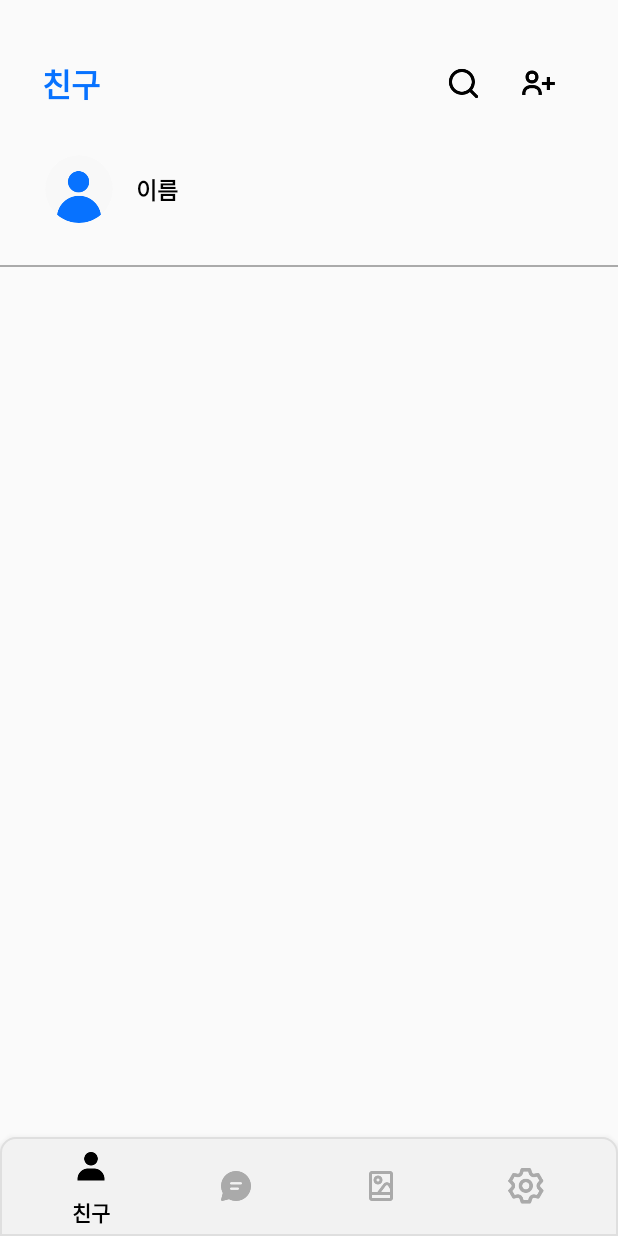
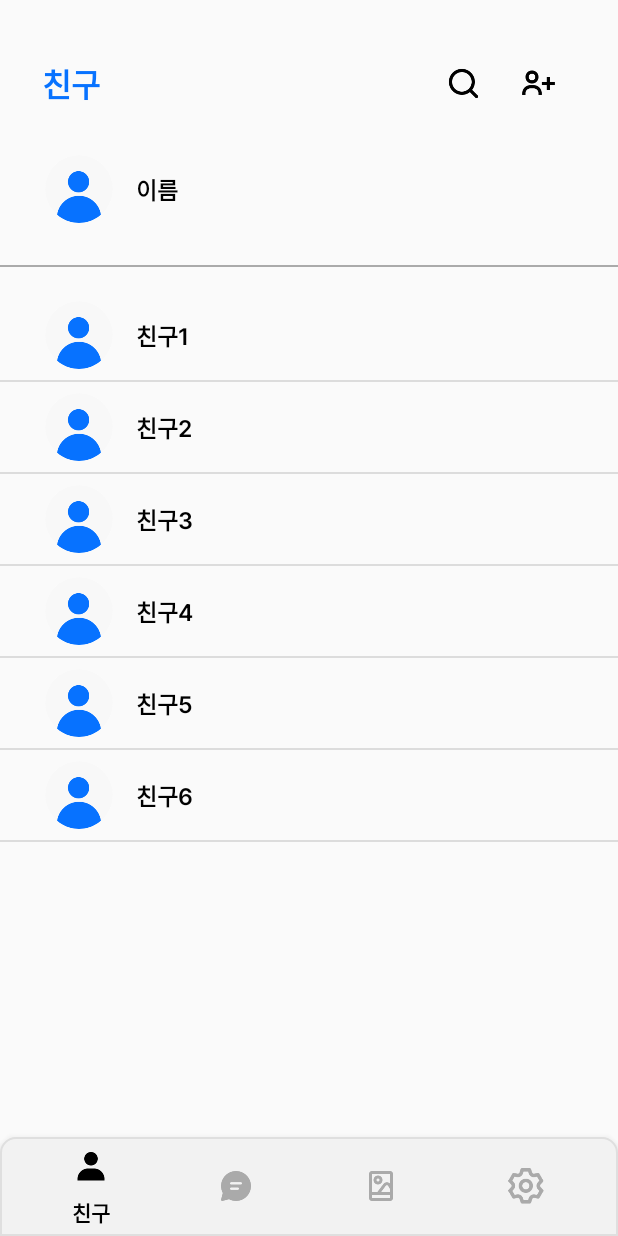
Before and after one commit to kimjjunho/Andibag, an Android app: the FriendFragment screen opened directly, with no data from a screen before it, on a phone screen of 412 x 824 dp. Run offline under Robolectric (Android 15) with nearby library versions, the phone set to English and light mode, and no system bars; our stand-ins replace data binding; network calls fail.

Commit message:
init::FriendDelete

```diff
--- a/AndibagProject/app/src/main/java/com/example/andibagproject/feature/friend/load/adapter/ChatAdapter.kt
+++ b/AndibagProject/app/src/main/java/com/example/andibagproject/feature/chat/adapter/ChatAdapter.kt
@@ -1,4 +1,4 @@
-package com.example.andibagproject.feature.friend.load.adapter
+package com.example.andibagproject.feature.chat.adapter
 
 import android.view.LayoutInflater
 import android.view.View
@@ -12,7 +12,7 @@ class ChatAdapter(private val chatList:ArrayList<LoadFriendResponse>):RecyclerVi
 
     override fun onCreateViewHolder(parent: ViewGroup, viewType: Int): CustomViewHolder {
         //val view = ItemChatingBinding.inflate(LayoutInflater.from(parent.context),parent,false)
-        val subView = LayoutInflater.from(parent.context).inflate(R.layout.item_chating,parent,false)
+        val subView = LayoutInflater.from(parent.context).inflate(R.layout.item_chatting,parent,false)
         return CustomViewHolder(subView)
     }
 
--- /dev/null
+++ b/AndibagProject/app/src/main/java/com/example/andibagproject/feature/friend/load/adapter/LoadFriendAdapter.kt
@@ -0,0 +1,78 @@
+package com.example.andibagproject.feature.friend.load.adapter
+
+import android.content.ContentValues.TAG
+import android.util.Log
+import android.view.LayoutInflater
+import android.view.ViewGroup
+import androidx.recyclerview.widget.DiffUtil
+import androidx.recyclerview.widget.ListAdapter
+import androidx.recyclerview.widget.RecyclerView
+import com.example.andibagproject.databinding.ItemChattingBinding
+import com.example.andibagproject.feature.friend.load.model.LoadFriendResponse
+import java.util.*
+
+class LoadFriendAdapter(private val recyclerView: RecyclerView): ListAdapter<LoadFriendResponse, RecyclerView.ViewHolder>(MyDiffCallback()) {
+    override fun onCreateViewHolder(parent: ViewGroup, viewType: Int): RecyclerView.ViewHolder =
+        LoadFriendViewHolder(
+            ItemChattingBinding.inflate(
+                LayoutInflater.from(parent.context),
+                parent,
+                false
+            ),recyclerView
+        )
+
+    override fun onBindViewHolder(holder: RecyclerView.ViewHolder, position: Int) {
+        if(holder is LoadFriendViewHolder){
+            val data = getItem(position) as LoadFriendResponse
+            holder.bind(data)
+        }
+    }
+
+    fun removeItem(position: Int){
+        val list = currentList.toMutableList()
+        list.removeAt(position)
+        submitList(list)
+    }
+
+    fun moveItem(fromPosition: Int, toPosition: Int){
+        val list = currentList.toMutableList()
+        Collections.swap(list, fromPosition, toPosition)
+        submitList(list)
+    }
+
+    fun swapData(fromPos: Int, toPos: Int) {
+        val list = currentList.toMutableList()
+        Collections.swap(list, fromPos, toPos)
+        notifyItemMoved(fromPos, toPos)
+    }
+}
+
+class MyDiffCallback: DiffUtil.ItemCallback<LoadFriendResponse>(){
+    override fun areItemsTheSame(oldItem: LoadFriendResponse, newItem: LoadFriendResponse): Boolean {
+        return oldItem.hashCode() == newItem.hashCode()
+    }
+
+    override fun areContentsTheSame(oldItem: LoadFriendResponse, newItem: LoadFriendResponse): Boolean {
+        return oldItem == newItem
+    }
+
+}
+
+class LoadFriendViewHolder(private val binding: ItemChattingBinding, private val recyclerView: RecyclerView):RecyclerView.ViewHolder(binding.root){
+    fun bind(data: LoadFriendResponse){
+        binding.run {
+            itemTextName.text = data.nickname
+
+            itemBtnDelete.setOnClickListener {
+                (recyclerView.adapter as LoadFriendAdapter).removeItem(layoutPosition)
+            }
+
+        }
+    }
+
+    fun setAlpha(alpha: Float){
+        with(binding){
+            itemTextName.alpha = alpha
+        }
+    }
+}
--- a/AndibagProject/app/src/main/java/com/example/andibagproject/feature/friend/load/ui/FriendFragment.kt
+++ b/AndibagProject/app/src/main/java/com/example/andibagproject/feature/friend/load/ui/FriendFragment.kt
@@ -2,28 +2,60 @@ package com.example.andibagproject.feature.friend.load.ui
 import android.content.ContentValues.TAG
 import android.content.Intent
 import android.util.Log
+import androidx.recyclerview.widget.DividerItemDecoration
+import androidx.recyclerview.widget.ItemTouchHelper
+import androidx.recyclerview.widget.LinearLayoutManager
 import com.example.andibagproject.feature.main.MainActivity
 import com.example.andibagproject.R
 import com.example.andibagproject.databinding.FragmentFriendBinding
 import com.example.andibagproject.feature.base.BaseFragment
 import com.example.andibagproject.feature.friend.search.ui.SearchActivity
 import com.example.andibagproject.feature.friend.add.ui.AddFriendActivity
+import com.example.andibagproject.feature.friend.load.adapter.LoadFriendAdapter
+import com.example.andibagproject.feature.friend.load.adapter.LoadFriendSwipeHelper
+import com.example.andibagproject.feature.friend.load.model.LoadFriendResponse
 import com.example.andibagproject.feature.friend.load.viewmodel.FriendViewModel
 import org.koin.androidx.viewmodel.ext.android.viewModel
 
 class FriendFragment : BaseFragment<FragmentFriendBinding>(R.layout.fragment_friend) {
     val vm : FriendViewModel by viewModel()
 
+    private val loadFriendAdapter : LoadFriendAdapter by lazy {
+        LoadFriendAdapter(binding.rv)
+    }
+
+    private val loadFriendList = arrayListOf<LoadFriendResponse>().apply {
+        add(LoadFriendResponse(1,"친구1","01012345678"))
+        add(LoadFriendResponse(1,"친구2","01012345678"))
+        add(LoadFriendResponse(1,"친구3","01012345678"))
+        add(LoadFriendResponse(1,"친구4","01012345678"))
+        add(LoadFriendResponse(1,"친구5","01012345678"))
+        add(LoadFriendResponse(1,"친구6","01012345678"))
+    }
+
+
     override fun initView() {
         val context = activity as MainActivity
         //vm.loadFriend()
         binding.run {
+
             imageSearch.setOnClickListener {
                 startActivity(Intent(context, SearchActivity()::class.java))
             }
             imageAdd.setOnClickListener {
                 startActivity(Intent(context, AddFriendActivity()::class.java))
             }
+
+            rv.apply {
+                layoutManager = LinearLayoutManager(context, LinearLayoutManager.VERTICAL,false)
+                addItemDecoration(DividerItemDecoration(context,DividerItemDecoration.VERTICAL))
+                adapter = loadFriendAdapter
+            }
+            loadFriendAdapter.submitList(loadFriendList)
+            val swipeHelper = LoadFriendSwipeHelper(loadFriendAdapter).apply {
+                setClamp(resources.displayMetrics.widthPixels.toFloat() / 5)
+            }
+            ItemTouchHelper(swipeHelper).attachToRecyclerView(binding.rv)
         }
     }
 
--- /dev/null
+++ b/AndibagProject/app/src/main/res/drawable/item_chatting_delete.xml
@@ -0,0 +1,14 @@
+<?xml version="1.0" encoding="utf-8"?>
+<selector xmlns:android="http://schemas.android.com/apk/res/android">
+    <item android:state_pressed="true">
+        <shape>
+            <solid android:color="#FF5E5E"/>
+        </shape>
+    </item>
+
+    <item android:state_pressed="false">
+        <shape>
+            <solid android:color="#FF0000"/>
+        </shape>
+    </item>
+</selector>
--- a/AndibagProject/app/src/main/res/layout/fragment_chat.xml
+++ b/AndibagProject/app/src/main/res/layout/fragment_chat.xml
@@ -32,7 +32,7 @@
             app:layout_constraintEnd_toEndOf="parent"
             app:layout_constraintStart_toStartOf="parent"
             app:layout_constraintTop_toBottomOf="@+id/textView4"
-            tools:listitem="@layout/item_chating"/>
+            tools:listitem="@layout/item_chatting"/>
 
     </androidx.constraintlayout.widget.ConstraintLayout>
 </layout>
--- a/AndibagProject/app/src/main/res/layout/fragment_friend.xml
+++ b/AndibagProject/app/src/main/res/layout/fragment_friend.xml
@@ -94,7 +94,7 @@
             android:layout_marginTop="15dp"
             app:layout_constraintBottom_toBottomOf="parent"
             app:layout_constraintTop_toBottomOf="@+id/view"
-            tools:listitem="@layout/item_chating"/>
+            tools:listitem="@layout/item_chatting"/>
 
 
     </androidx.constraintlayout.widget.ConstraintLayout>
--- /dev/null
+++ b/AndibagProject/app/src/main/res/layout/item_chatting.xml
@@ -0,0 +1,71 @@
+<?xml version="1.0" encoding="utf-8"?>
+<androidx.constraintlayout.widget.ConstraintLayout xmlns:android="http://schemas.android.com/apk/res/android"
+    xmlns:app="http://schemas.android.com/apk/res-auto"
+    xmlns:tools="http://schemas.android.com/tools"
+    android:layout_width="match_parent"
+    android:layout_height="60dp">
+
+    <LinearLayout
+        android:layout_width="wrap_content"
+        android:layout_height="match_parent"
+        app:layout_constraintBottom_toBottomOf="parent"
+        app:layout_constraintEnd_toEndOf="parent"
+        app:layout_constraintTop_toTopOf="parent">
+
+        <Button
+            android:id="@+id/item_btn_delete"
+            android:layout_width="75dp"
+            android:layout_height="match_parent"
+            android:background="@drawable/item_chatting_delete"
+            android:text="삭제"
+            android:textColor="@color/white"
+            android:fontFamily="@font/inter_medium"
+            android:textSize="15sp"
+            app:layout_constraintBottom_toBottomOf="parent"
+            app:layout_constraintEnd_toEndOf="parent"
+            app:layout_constraintTop_toTopOf="parent" />
+    </LinearLayout>
+
+    <androidx.constraintlayout.widget.ConstraintLayout
+        android:id="@+id/swipe_view"
+        android:layout_width="match_parent"
+        android:layout_height="match_parent"
+        android:background="#FAFAFA"
+        android:clickable="true"
+        android:focusable="true">
+
+        <androidx.cardview.widget.CardView
+            android:id="@+id/image_card"
+            android:layout_width="45dp"
+            android:layout_height="45dp"
+            android:layout_marginStart="30dp"
+            app:cardCornerRadius="75dp"
+            app:cardElevation="0dp"
+            app:layout_constraintBottom_toBottomOf="parent"
+            app:layout_constraintStart_toStartOf="parent"
+            app:layout_constraintTop_toTopOf="parent">
+
+            <ImageView
+                android:id="@+id/imageview"
+                android:layout_width="match_parent"
+                android:layout_height="match_parent"
+                android:scaleType="centerCrop"
+                android:src="@drawable/item_image_profile" />
+        </androidx.cardview.widget.CardView>
+
+        <TextView
+            android:id="@+id/item_text_name"
+            android:layout_width="wrap_content"
+            android:layout_height="wrap_content"
+            android:layout_marginStart="15dp"
+            android:fontFamily="@font/inter_semibold"
+            android:includeFontPadding="false"
+            android:text="user"
+            android:textColor="@color/black"
+            android:textSize="15dp"
+            app:layout_constraintBottom_toBottomOf="@+id/image_card"
+            app:layout_constraintStart_toEndOf="@+id/image_card"
+            app:layout_constraintTop_toTopOf="@+id/image_card" />
+    </androidx.constraintlayout.widget.ConstraintLayout>
+
+</androidx.constraintlayout.widget.ConstraintLayout>
```
Also changed, not shown: AndibagProject/app/src/main/java/com/example/andibagproject/feature/chat/ChatFragment.kt (+1 -6 lines), AndibagProject/app/src/main/java/com/example/andibagproject/feature/friend/load/adapter/LoadFriendSwipeHelper.kt (added, +129 -0 lines), AndibagProject/app/src/main/res/layout/item_chating.xml (deleted, +0 -39 lines).
